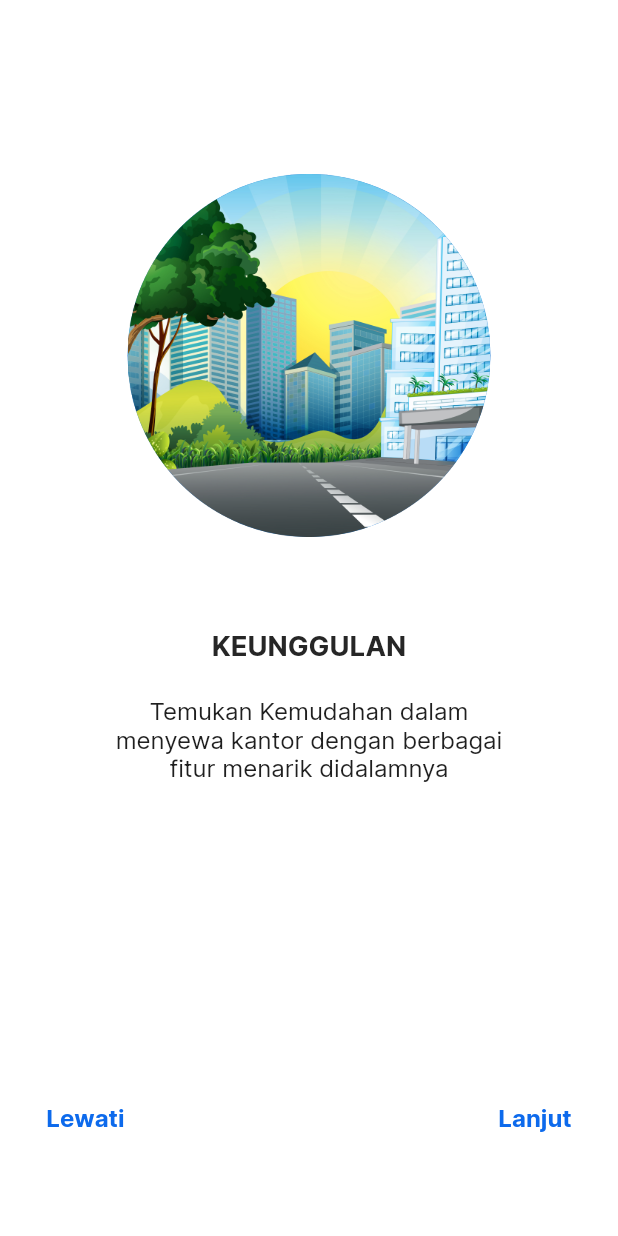
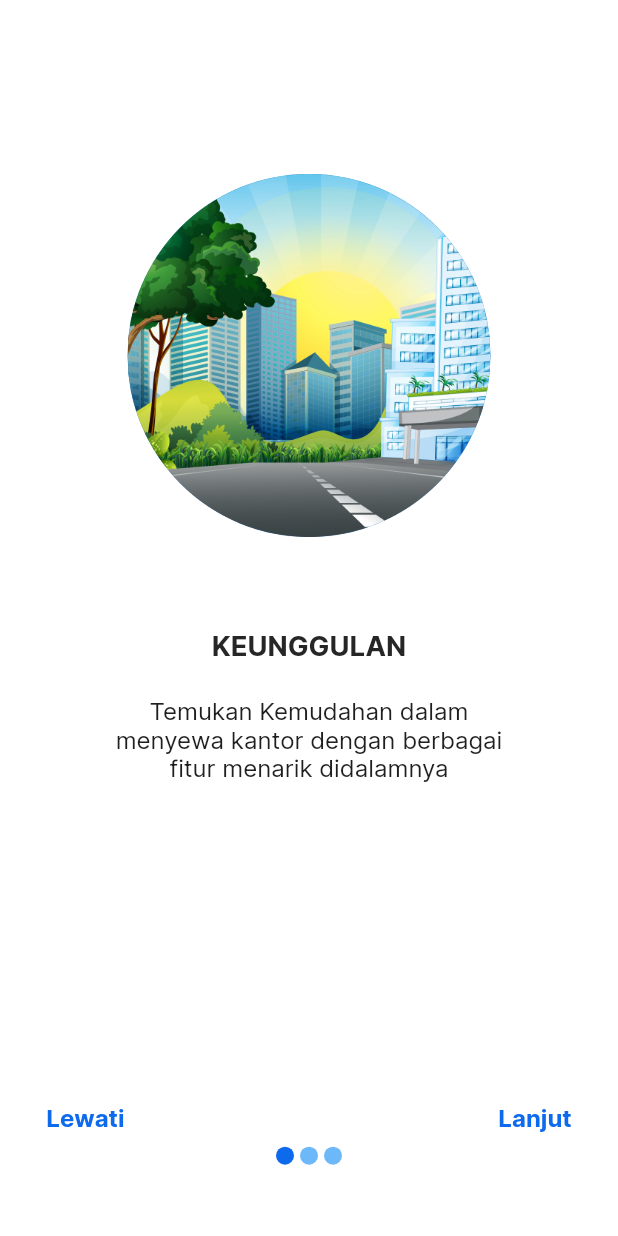
Before and after one commit to Office-Booking-Capstone-Kelompok-8/Office-Booking-Flutter, a Flutter app: the screen it shows after launch, on a phone screen of 412 x 824 dp. Run offline on Flutter 3.47's test engine with Material 2 defaults, Android fonts, the phone set to English and light mode, and no system bars; our stand-ins replace dio, flutter_screenutil, flutter_smart_dialog.

Commit message:
onboard finish

```diff
--- /dev/null
+++ b/lib/screen/onboard/component/dot_indicator.dart
@@ -0,0 +1,19 @@
+import 'package:flutter/material.dart';
+import 'package:office_booking_app/utils/constant/app_colors.dart';
+
+class DotIndicator extends StatelessWidget {
+  const DotIndicator({Key? key, this.isActive = true}) : super(key: key);
+  final bool isActive;
+  @override
+  Widget build(BuildContext context) {
+    return Container(
+      margin: const EdgeInsets.all(2),
+      height: 12,
+      width: 12,
+      decoration: BoxDecoration(
+        color: isActive ? AppColors.primary4 : const Color(0xFF6CB8F8),
+        shape: BoxShape.circle,
+      ),
+    );
+  }
+}
--- a/lib/screen/onboard/onboard_page.dart
+++ b/lib/screen/onboard/onboard_page.dart
@@ -3,6 +3,7 @@ import 'package:flutter_smart_dialog/flutter_smart_dialog.dart';
 import 'package:office_booking_app/provider/onboard_provider.dart';
 import 'package:flutter_screenutil/flutter_screenutil.dart';
 import 'package:office_booking_app/screen/components/button_component.dart';
+import 'package:office_booking_app/screen/onboard/component/dot_indicator.dart';
 import 'package:office_booking_app/utils/constant/app_text_style.dart';
 import 'package:provider/provider.dart';
 
@@ -13,6 +14,9 @@ class OnboardPage extends StatefulWidget {
   State<OnboardPage> createState() => _OnboardPageState();
 }
 
+PageController _pageController =
+    PageController(viewportFraction: 1, keepPage: true);
+
 class _OnboardPageState extends State<OnboardPage> {
   @override
   Widget build(BuildContext context) {
@@ -20,13 +24,16 @@ class _OnboardPageState extends State<OnboardPage> {
       child: Scaffold(
         body: Consumer<OnboardProvider>(
           builder: (context, value, child) => PageView.builder(
+            controller: _pageController,
             onPageChanged: (index) {
               value.pageIndex = index;
             },
             itemCount: value.getOnboard.length,
             itemBuilder: (context, index) => Padding(
               padding: EdgeInsets.fromLTRB(20.w, 117.h, 20.w, 23.h),
-              child: Column(
+              child: Stack(
+                children: [
+                  Column(
                     children: [
                       CircleAvatar(
                         radius: 122.r,
@@ -59,12 +66,15 @@ class _OnboardPageState extends State<OnboardPage> {
                           ? Column(
                               children: [
                                 Row(
-                              mainAxisAlignment: MainAxisAlignment.spaceEvenly,
+                                  mainAxisAlignment:
+                                      MainAxisAlignment.spaceEvenly,
                                   children: [
                                     ButtonComponent(
                                         onPress: () {
-                                      Navigator.pushNamedAndRemoveUntil(context,
-                                          '/register', (route) => false);
+                                          Navigator.pushNamedAndRemoveUntil(
+                                              context,
+                                              '/register',
+                                              (route) => false);
                                         },
                                         textButton: 'Daftar',
                                         buttonHeight: 40.h,
@@ -72,7 +82,9 @@ class _OnboardPageState extends State<OnboardPage> {
                                     ButtonComponent(
                                         onPress: () {
                                           Navigator.pushNamedAndRemoveUntil(
-                                          context, '/login', (route) => false);
+                                              context,
+                                              '/login',
+                                              (route) => false);
                                         },
                                         textButton: 'Masuk',
                                         buttonHeight: 40.h,
@@ -85,8 +97,10 @@ class _OnboardPageState extends State<OnboardPage> {
                                 TextButton(
                                     onPressed: () async {
                                       SmartDialog.showLoading(
-                                      animationType: SmartAnimationType.scale);
-                                  await Future.delayed(Duration(seconds: 2));
+                                          animationType:
+                                              SmartAnimationType.scale);
+                                      await Future.delayed(
+                                          Duration(seconds: 2));
                                       SmartDialog.dismiss();
                                       Navigator.pushNamedAndRemoveUntil(
                                           context, '/navbar', (route) => false);
@@ -102,21 +116,37 @@ class _OnboardPageState extends State<OnboardPage> {
                               children: [
                                 TextButton(
                                     onPressed: () {
-                                  index < 2 ? index += 1 : index += 0;
-                                  print(index);
+                                      _pageController.jumpToPage(2);
                                     },
                                     child: Text(
                                       'Lewati',
                                       style: onboardSkip,
                                     )),
                                 TextButton(
-                                onPressed: () {},
+                                    onPressed: () {
+                                      if (index < 2) {
+                                        _pageController.jumpToPage(index + 1);
+                                      }
+                                    },
                                     child: Text(
                                       'Lanjut',
                                       style: onboardSkip,
                                     )),
                               ],
                             )
+                    ],
+                  ),
+                  Align(
+                    alignment: Alignment(0.w, 0.94.h),
+                    child: Row(
+                      mainAxisAlignment: MainAxisAlignment.center,
+                      children: List.generate(
+                          value.getOnboard.length,
+                          (index) => DotIndicator(
+                                isActive: index == value.pageIndex,
+                              )),
+                    ),
+                  ),
                 ],
               ),
             ),
```
Lines whose indentation alone changed are shown as unchanged.
